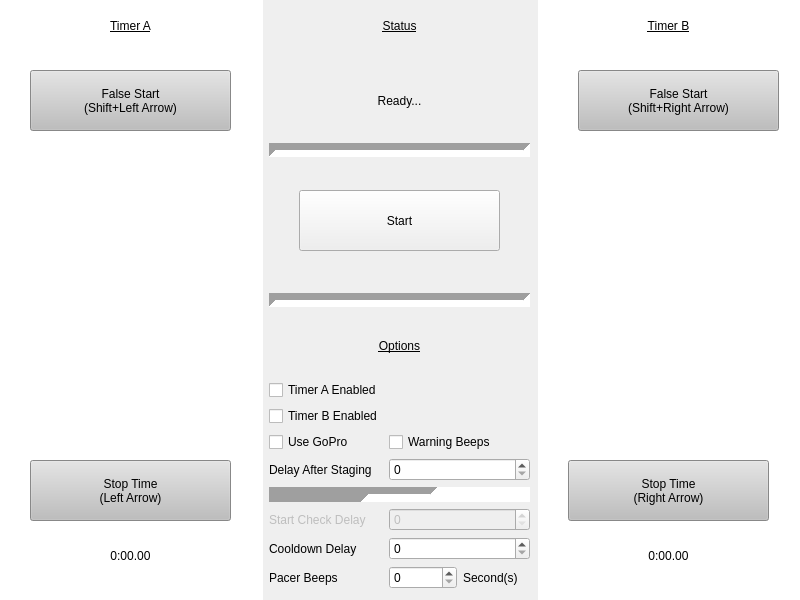
The window that V2/GUI.ui (Quantum158/SpeedController) describes before a commit, drawn with Qt 5.
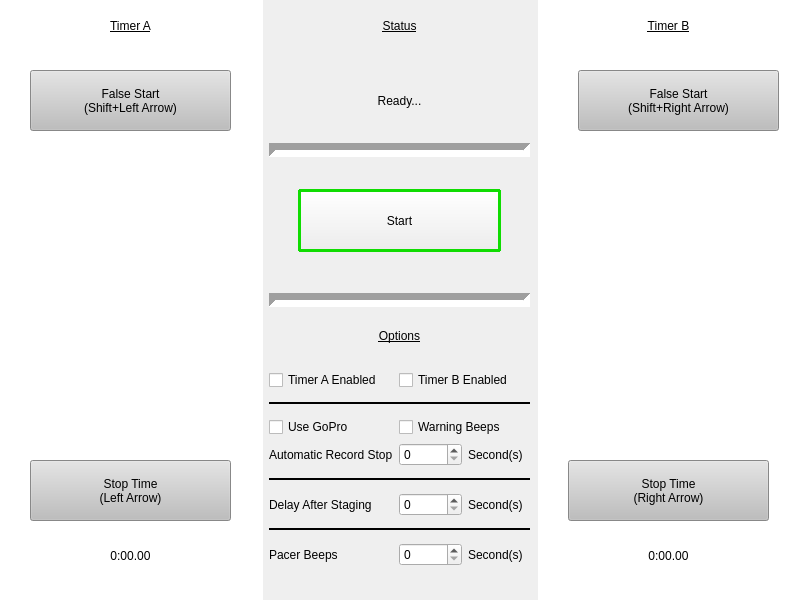
The same window after the commit.

Diff of the .ui file:
```diff
--- a/V2/GUI.ui
+++ b/V2/GUI.ui
@@ -138,7 +138,10 @@
       </widget>
      </item>
      <item>
-      <widget class="QWidget" name="widget_3" native="true">
+      <widget class="QWidget" name="CentralUnit" native="true">
+       <property name="enabled">
+        <bool>true</bool>
+       </property>
        <widget class="QLabel" name="StatusLabel">
         <property name="geometry">
          <rect>
@@ -254,7 +257,7 @@
         <property name="geometry">
          <rect>
           <x>0</x>
-          <y>320</y>
+          <y>310</y>
           <width>261</width>
           <height>51</height>
          </rect>
@@ -274,88 +277,183 @@
         <property name="geometry">
          <rect>
           <x>0</x>
-          <y>380</y>
+          <y>370</y>
           <width>261</width>
-          <height>218</height>
+          <height>211</height>
          </rect>
         </property>
-        <layout class="QFormLayout" name="formLayout_2">
-         <item row="0" column="0">
+        <layout class="QFormLayout" name="OptionsLayout">
+         <item row="1" column="0">
           <widget class="QCheckBox" name="checkATimerEnable">
            <property name="text">
             <string>Timer A Enabled</string>
            </property>
           </widget>
          </item>
-         <item row="1" column="0">
+         <item row="1" column="1">
           <widget class="QCheckBox" name="checkBTimerEnable">
+           <property name="layoutDirection">
+            <enum>Qt::LeftToRight</enum>
+           </property>
            <property name="text">
             <string>Timer B Enabled</string>
            </property>
+           <property name="iconSize">
+            <size>
+             <width>16</width>
+             <height>16</height>
+            </size>
+           </property>
+          </widget>
+         </item>
+         <item row="2" column="0" colspan="2">
+          <widget class="Line" name="OptionsTopLine">
+           <property name="minimumSize">
+            <size>
+             <width>15</width>
+             <height>15</height>
+            </size>
+           </property>
+           <property name="frameShadow">
+            <enum>QFrame::Plain</enum>
+           </property>
+           <property name="lineWidth">
+            <number>2</number>
+           </property>
+           <property name="midLineWidth">
+            <number>0</number>
+           </property>
+           <property name="orientation">
+            <enum>Qt::Horizontal</enum>
+           </property>
           </widget>
          </item>
          <item row="3" column="0">
-          <widget class="QLabel" name="delayAfterStagingLabel">
+          <widget class="QCheckBox" name="checkGoProCommands">
            <property name="text">
-            <string>Delay After Staging</string>
+            <string>Use GoPro</string>
            </property>
           </widget>
          </item>
          <item row="3" column="1">
-          <widget class="QSpinBox" name="StageDelaySpin"/>
+          <widget class="QCheckBox" name="GoProWarningBeeps">
+           <property name="layoutDirection">
+            <enum>Qt::LeftToRight</enum>
+           </property>
+           <property name="text">
+            <string>Warning Beeps</string>
+           </property>
+          </widget>
          </item>
-         <item row="4" column="0" colspan="2">
-          <widget class="Line" name="line_3">
+         <item row="4" column="0">
+          <widget class="QLabel" name="RecordStopLabel">
+           <property name="text">
+            <string>Automatic Record Stop</string>
+           </property>
+          </widget>
+         </item>
+         <item row="4" column="1">
+          <layout class="QHBoxLayout" name="RecordLayout">
+           <item>
+            <widget class="QSpinBox" name="RecordSpin">
+             <property name="keyboardTracking">
+              <bool>true</bool>
+             </property>
+             <property name="displayIntegerBase">
+              <number>10</number>
+             </property>
+            </widget>
+           </item>
+           <item>
+            <widget class="QLabel" name="RecordSecondsLabel">
+             <property name="text">
+              <string>Second(s)</string>
+             </property>
+            </widget>
+           </item>
+          </layout>
+         </item>
+         <item row="5" column="0" colspan="2">
+          <widget class="Line" name="OptionsMiddleLine">
            <property name="minimumSize">
             <size>
              <width>15</width>
              <height>15</height>
             </size>
            </property>
+           <property name="frameShadow">
+            <enum>QFrame::Plain</enum>
+           </property>
            <property name="lineWidth">
-            <number>100</number>
+            <number>2</number>
+           </property>
+           <property name="midLineWidth">
+            <number>0</number>
            </property>
            <property name="orientation">
             <enum>Qt::Horizontal</enum>
            </property>
           </widget>
          </item>
-         <item row="5" column="0">
-          <widget class="QLabel" name="checkDelayLabel">
-           <property name="enabled">
-            <bool>false</bool>
-           </property>
-           <property name="text">
-            <string>Start Check Delay</string>
-           </property>
-          </widget>
-         </item>
-         <item row="5" column="1">
-          <widget class="QSpinBox" name="CheckDelaySpin">
-           <property name="enabled">
-            <bool>false</bool>
-           </property>
-          </widget>
-         </item>
          <item row="6" column="0">
-          <widget class="QLabel" name="cooldownDelayLabel">
+          <widget class="QLabel" name="delayAfterStagingLabel">
            <property name="text">
-            <string>Cooldown Delay</string>
+            <string>Delay After Staging</string>
            </property>
           </widget>
          </item>
          <item row="6" column="1">
-          <widget class="QSpinBox" name="CooldownSpin"/>
+          <layout class="QHBoxLayout" name="StageDelayLayout">
+           <item>
+            <widget class="QSpinBox" name="StageDelaySpin">
+             <property name="suffix">
+              <string/>
+             </property>
+             <property name="prefix">
+              <string/>
+             </property>
+            </widget>
+           </item>
+           <item>
+            <widget class="QLabel" name="DelaySecondsLabel">
+             <property name="text">
+              <string>Second(s)</string>
+             </property>
+            </widget>
+           </item>
+          </layout>
          </item>
-         <item row="7" column="0">
-          <widget class="QLabel" name="label">
+         <item row="7" column="0" colspan="2">
+          <widget class="Line" name="OptionsBottomLine">
+           <property name="minimumSize">
+            <size>
+             <width>15</width>
+             <height>15</height>
+            </size>
+           </property>
+           <property name="frameShadow">
+            <enum>QFrame::Plain</enum>
+           </property>
+           <property name="lineWidth">
+            <number>2</number>
+           </property>
+           <property name="midLineWidth">
+            <number>0</number>
+           </property>
+           <property name="orientation">
+            <enum>Qt::Horizontal</enum>
+           </property>
+          </widget>
+         </item>
+         <item row="8" column="0">
+          <widget class="QLabel" name="PacerLabel">
            <property name="text">
             <string>Pacer Beeps</string>
            </property>
           </widget>
          </item>
-         <item row="7" column="1">
-          <layout class="QHBoxLayout" name="horizontalLayout">
+         <item row="8" column="1">
+          <layout class="QHBoxLayout" name="PacerLayout">
            <item>
             <widget class="QSpinBox" name="PacerBeepsSpin">
              <property name="keyboardTracking">
@@ -372,32 +470,107 @@
            </item>
           </layout>
          </item>
-         <item row="8" column="0">
-          <widget class="Line" name="line_4">
-           <property name="orientation">
-            <enum>Qt::Horizontal</enum>
-           </property>
-          </widget>
-         </item>
-         <item row="2" column="0">
-          <widget class="QCheckBox" name="checkGoProCommands">
-           <property name="text">
-            <string>Use GoPro</string>
-           </property>
-          </widget>
-         </item>
-         <item row="2" column="1">
-          <widget class="QCheckBox" name="GoProWarningBeeps">
-           <property name="layoutDirection">
-            <enum>Qt::LeftToRight</enum>
-           </property>
-           <property name="text">
-            <string>Warning Beeps</string>
-           </property>
-          </widget>
-         </item>
         </layout>
        </widget>
+       <widget class="Line" name="ControlOutlineBottom">
+        <property name="geometry">
+         <rect>
+          <x>30</x>
+          <y>240</y>
+          <width>201</width>
+          <height>21</height>
+         </rect>
+        </property>
+        <property name="styleSheet">
+         <string notr="true">color: rgb(16, 220, 2);</string>
+        </property>
+        <property name="frameShadow">
+         <enum>QFrame::Plain</enum>
+        </property>
+        <property name="lineWidth">
+         <number>3</number>
+        </property>
+        <property name="orientation">
+         <enum>Qt::Horizontal</enum>
+        </property>
+       </widget>
+       <widget class="Line" name="ControlOutlineTop">
+        <property name="geometry">
+         <rect>
+          <x>30</x>
+          <y>180</y>
+          <width>201</width>
+          <height>21</height>
+         </rect>
+        </property>
+        <property name="styleSheet">
+         <string notr="true">color: rgb(16, 220, 2);</string>
+        </property>
+        <property name="frameShadow">
+         <enum>QFrame::Plain</enum>
+        </property>
+        <property name="lineWidth">
+         <number>3</number>
+        </property>
+        <property name="orientation">
+         <enum>Qt::Horizontal</enum>
+        </property>
+       </widget>
+       <widget class="Line" name="ControlOutlineRight">
+        <property name="geometry">
+         <rect>
+          <x>220</x>
+          <y>190</y>
+          <width>21</width>
+          <height>61</height>
+         </rect>
+        </property>
+        <property name="styleSheet">
+         <string notr="true">color: rgb(16, 220, 2);</string>
+        </property>
+        <property name="frameShadow">
+         <enum>QFrame::Plain</enum>
+        </property>
+        <property name="lineWidth">
+         <number>3</number>
+        </property>
+        <property name="orientation">
+         <enum>Qt::Vertical</enum>
+        </property>
+       </widget>
+       <widget class="Line" name="ControlOutlineLeft">
+        <property name="geometry">
+         <rect>
+          <x>20</x>
+          <y>190</y>
+          <width>21</width>
+          <height>61</height>
+         </rect>
+        </property>
+        <property name="styleSheet">
+         <string notr="true">color: rgb(16, 220, 2);</string>
+        </property>
+        <property name="frameShadow">
+         <enum>QFrame::Plain</enum>
+        </property>
+        <property name="lineWidth">
+         <number>3</number>
+        </property>
+        <property name="orientation">
+         <enum>Qt::Vertical</enum>
+        </property>
+       </widget>
+       <zorder>pushController</zorder>
+       <zorder>StatusLabel</zorder>
+       <zorder>textStatus</zorder>
+       <zorder>StatusControlLineSep</zorder>
+       <zorder>ControllOptionLineSep</zorder>
+       <zorder>OptionsLabel</zorder>
+       <zorder>formLayoutWidget_2</zorder>
+       <zorder>ControlOutlineBottom</zorder>
+       <zorder>ControlOutlineTop</zorder>
+       <zorder>ControlOutlineRight</zorder>
+       <zorder>ControlOutlineLeft</zorder>
       </widget>
      </item>
      <item>
```
Left out of the diff: 18 changed lines with no effect on the pictures.
